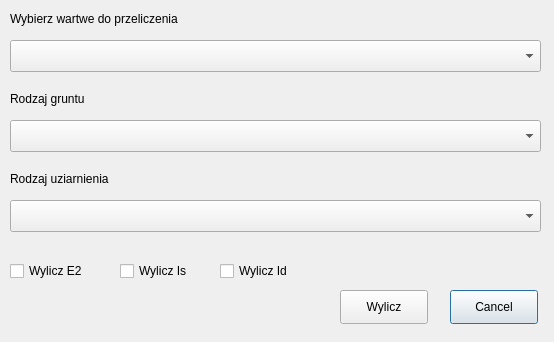
First picture: the form in interface/terratest_dialog_is.ui, repository macwojs/terratest-qgis-plugin, before the edit.
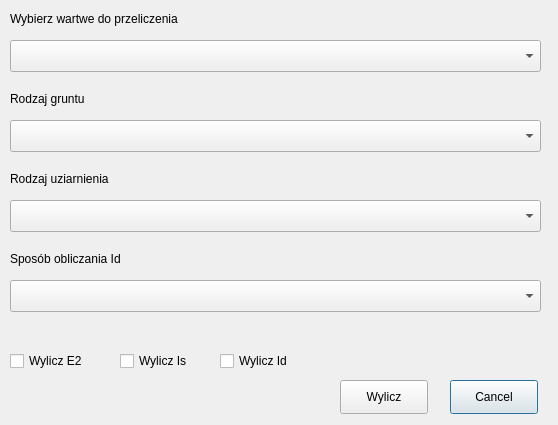
Second picture: the form after the edit.

Commit message: Add more methods to calculate id

Diff of the .ui file:
```diff
--- a/interface/terratest_dialog_is.ui
+++ b/interface/terratest_dialog_is.ui
@@ -6,8 +6,8 @@
    <rect>
     <x>0</x>
     <y>0</y>
-    <width>554</width>
-    <height>342</height>
+    <width>558</width>
+    <height>425</height>
    </rect>
   </property>
   <property name="windowTitle">
@@ -86,7 +86,7 @@
    <property name="geometry">
     <rect>
      <x>450</x>
-     <y>290</y>
+     <y>380</y>
      <width>88</width>
      <height>34</height>
     </rect>
@@ -99,7 +99,7 @@
    <property name="geometry">
     <rect>
      <x>340</x>
-     <y>290</y>
+     <y>380</y>
      <width>88</width>
      <height>34</height>
     </rect>
@@ -112,7 +112,7 @@
    <property name="geometry">
     <rect>
      <x>10</x>
-     <y>260</y>
+     <y>350</y>
      <width>88</width>
      <height>22</height>
     </rect>
@@ -125,7 +125,7 @@
    <property name="geometry">
     <rect>
      <x>120</x>
-     <y>260</y>
+     <y>350</y>
      <width>88</width>
      <height>22</height>
     </rect>
@@ -138,7 +138,7 @@
    <property name="geometry">
     <rect>
      <x>220</x>
-     <y>260</y>
+     <y>350</y>
      <width>88</width>
      <height>22</height>
     </rect>
@@ -147,6 +147,29 @@
     <string>Wylicz Id</string>
    </property>
   </widget>
+  <widget class="QLabel" name="label_4">
+   <property name="geometry">
+    <rect>
+     <x>10</x>
+     <y>250</y>
+     <width>161</width>
+     <height>18</height>
+    </rect>
+   </property>
+   <property name="text">
+    <string>Sposób obliczania Id</string>
+   </property>
+  </widget>
+  <widget class="QComboBox" name="idMethodList">
+   <property name="geometry">
+    <rect>
+     <x>10</x>
+     <y>280</y>
+     <width>531</width>
+     <height>32</height>
+    </rect>
+   </property>
+  </widget>
  </widget>
  <resources/>
  <connections/>
```
The commit also changes 3 other files.
